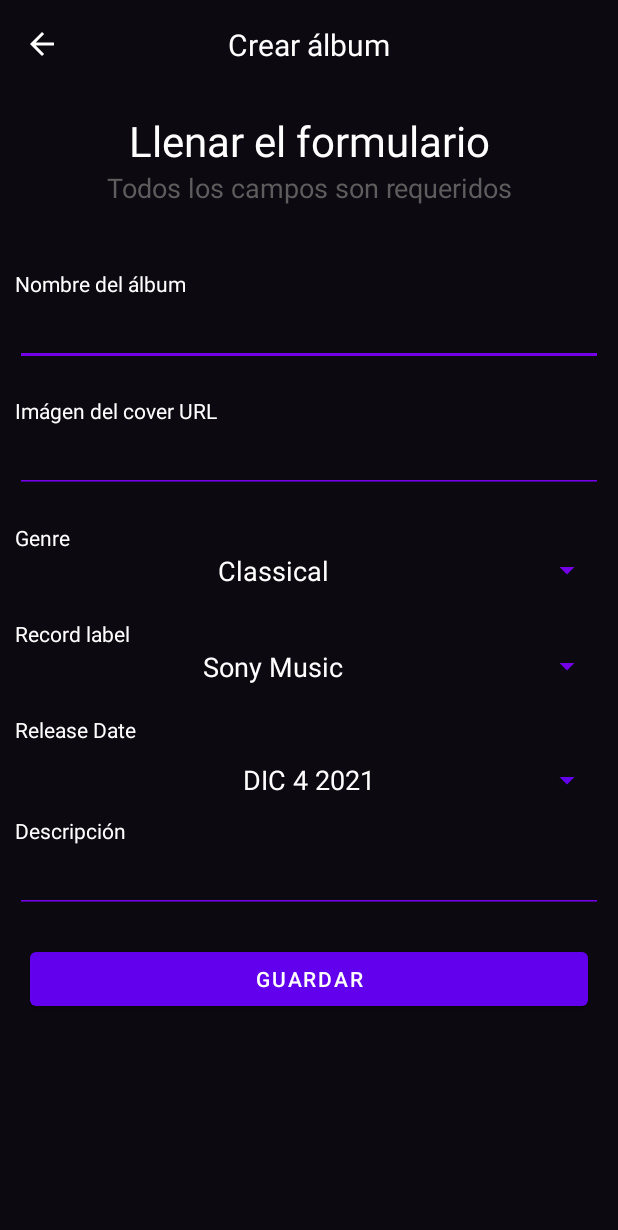
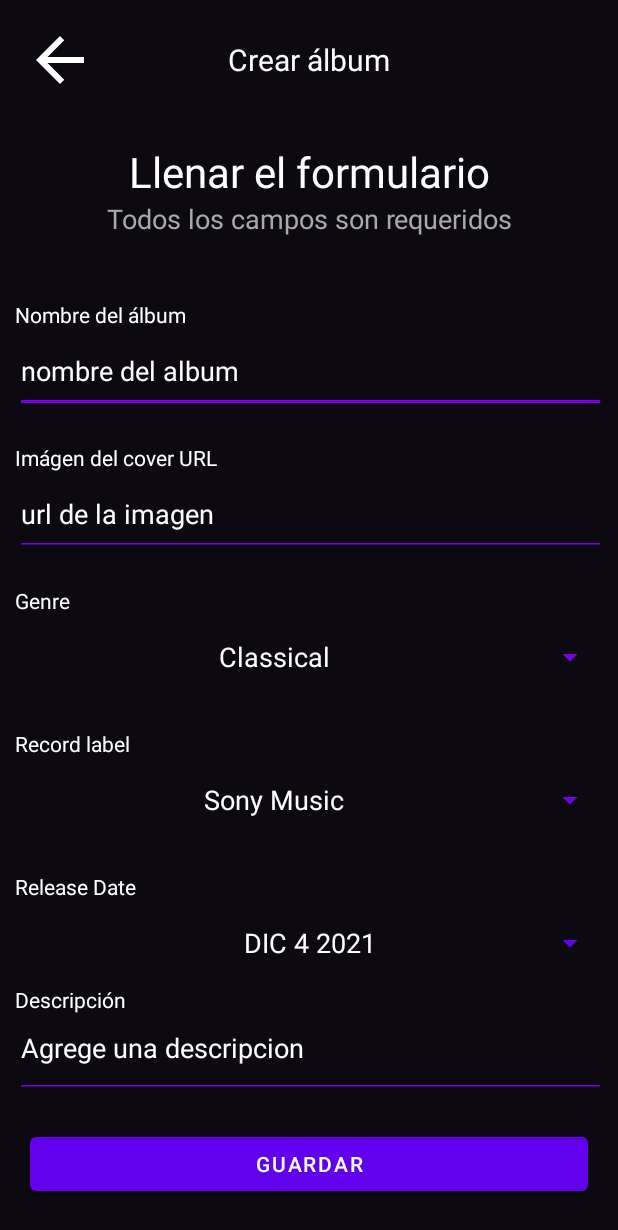
Before and after one commit to ivan1016017/MISOAplicacionesMoviles, an Android app: the CreateAlbumActivity screen opened directly, with no data from a screen before it, on a phone screen of 412 x 824 dp. Shown: the top 1230 px of the screen. Run offline under Robolectric (Android 15) with nearby library versions, the light colour scheme and no system bars.

Commit message:
feature/accesibility Fixed all the suggestions

```diff
--- a/app/src/main/res/layout/activity_create_album.xml
+++ b/app/src/main/res/layout/activity_create_album.xml
@@ -38,7 +38,7 @@
                 android:layout_height="wrap_content"
                 android:textAlignment="center"
                 android:text="@string/create_album_subtitle"
-                android:textColor="@color/grey"
+                android:textColor="@color/grey_contrast"
                 android:textSize="18sp"
                 tools:layout_editor_absoluteX="71dp"
                 tools:layout_editor_absoluteY="72dp" />
@@ -61,18 +61,19 @@
                 android:layout_marginRight="10dp"
                 android:layout_marginLeft="10dp"
                 android:text="@string/nombre_del_lbum" />
+
             <EditText
                 android:id="@+id/etName"
-                android:layout_width="match_parent"
-                android:layout_height="wrap_content"
+                android:layout_width="394dp"
+                android:layout_height="56dp"
+                android:layout_marginLeft="10dp"
+                android:layout_marginRight="10dp"
+                android:layout_marginBottom="20dp"
+                android:hint="@string/nombre_del_album"
                 android:ems="10"
-                android:layout_marginRight="10dp"
-                android:layout_marginLeft="10dp"
                 android:inputType="textPersonName"
                 android:textColor="@color/white"
-                app:backgroundTint="@color/secondary_purple"
-                android:layout_marginBottom="20dp"
-                />
+                app:backgroundTint="@color/secondary_purple" />
 
 
             <TextView
@@ -86,10 +87,11 @@
 
             <EditText
                 android:id="@+id/etCover"
-                android:layout_width="match_parent"
-                android:layout_height="wrap_content"
+                android:layout_width="394dp"
+                android:layout_height="56dp"
                 android:ems="10"
                 android:layout_marginRight="10dp"
+                android:hint="url de la imagen"
                 android:layout_marginLeft="10dp"
                 android:inputType="textPersonName"
                 android:textColor="@color/white"
@@ -108,12 +110,12 @@
 
             <Spinner
                 android:id="@+id/genre_spinner"
-                android:layout_width="match_parent"
+                android:layout_width="394dp"
+                android:layout_height="56dp"
                 android:layout_marginRight="10dp"
                 android:layout_marginLeft="10dp"
                 android:textColor="@color/white"
                 app:backgroundTint="@color/secondary_purple"
-                android:layout_height="wrap_content"
                 android:layout_marginBottom="20dp"
                 />
 
@@ -128,12 +130,12 @@
 
             <Spinner
                 android:id="@+id/record_label_spinner"
-                android:layout_width="match_parent"
+                android:layout_width="394dp"
+                android:layout_height="56dp"
                 android:layout_marginRight="10dp"
                 android:layout_marginLeft="10dp"
                 android:textColor="@color/white"
                 app:backgroundTint="@color/secondary_purple"
-                android:layout_height="wrap_content"
                 android:layout_marginBottom="20dp"
                 />
 
@@ -149,8 +151,8 @@
             <Button
                 android:id="@+id/datePickerButton"
                 style="?android:spinnerStyle"
-                android:layout_width="match_parent"
-                android:layout_height="wrap_content"
+                android:layout_width="394dp"
+                android:layout_height="56dp"
                 android:gravity="center"
                 android:text="JAN 01 2020"
                 android:layout_marginRight="10dp"
@@ -169,8 +171,9 @@
 
             <EditText
                 android:id="@+id/etDescription"
-                android:layout_width="match_parent"
-                android:layout_height="wrap_content"
+                android:layout_width="394dp"
+                android:layout_height="56dp"
+                android:hint="Agrege una descripcion"
                 android:ems="10"
                 android:layout_marginRight="10dp"
                 android:layout_marginLeft="10dp"
--- a/app/src/main/res/layout/activity_main.xml
+++ b/app/src/main/res/layout/activity_main.xml
@@ -28,7 +28,7 @@
         android:layout_height="wrap_content"
         android:textAlignment="center"
         android:text="@string/welcome_heading"
-        android:textColor="#5E5C5C"
+        android:textColor="@color/grey_contrast"
         android:textSize="18sp"
         tools:layout_editor_absoluteX="71dp"
         tools:layout_editor_absoluteY="72dp" />
--- a/app/src/main/res/layout/item_artist.xml
+++ b/app/src/main/res/layout/item_artist.xml
@@ -30,7 +30,7 @@
             android:layout_width="wrap_content"
             android:layout_height="wrap_content"
             tools:text="Soda Estereo"
-            android:textColor="@color/primary_color"
+            android:textColor="@color/grey_contrast"
             android:textSize="18sp"
             android:textStyle="bold"
             />
@@ -43,8 +43,7 @@
             android:ellipsize="end"
             android:maxLines="2"
             android:layout_marginTop="6dp"
-
-            android:textColor="@color/secondary_color"
+            android:textColor="@color/white"
             tools:text="Luego de definir los modelos de datos, es necesario conectar las fuentes de datos del componente encargado de la red con la interfaz gráfica. Para esto, desde Android Studio cree un directorio viewmodels en el código fuente de la aplicación, haga clic derecho en él y con la opción New > Kotlin File/Class agregue un archivo para cada una de las entidades para las cuales creó un modelo, es decir, un ViewModel para los álbumes, otro para los coleccionistas y otro para los comentarios.
 " />
 
--- a/app/src/main/res/layout/item_collector.xml
+++ b/app/src/main/res/layout/item_collector.xml
@@ -39,7 +39,7 @@
                 android:layout_width="80dp"
                 android:layout_height="wrap_content"
                 android:layout_marginTop="10dp"
-                android:textColor="@color/secondary_purple"
+                android:textColor="@color/grey_contrast"
                 tools:text="Telephone" />
 
             <LinearLayout
@@ -53,7 +53,7 @@
                     android:layout_height="wrap_content"
                     android:layout_gravity="end"
                     android:layout_marginTop="10dp"
-                    android:textColor="@color/secondary_purple"
+                    android:textColor="@color/grey_contrast"
                     tools:text="Email" />
 
             </LinearLayout>
--- a/app/src/main/res/layout/item_track.xml
+++ b/app/src/main/res/layout/item_track.xml
@@ -23,7 +23,7 @@
             android:layout_width="wrap_content"
             android:layout_height="wrap_content"
             android:layout_marginTop="36dp"
-            tools:text="Descepciones"
+            tools:text="Decepciones"
             android:textColor="@color/primary_color"
             android:textSize="18sp"
             android:textStyle="bold"
@@ -37,7 +37,7 @@
             android:layout_marginTop="-17dp"
             android:ellipsize="end"
             android:maxLines="2"
-            android:textColor="@color/secondary_color"
+            android:textColor="@color/grey_contrast"
             android:visibility="visible"
             tools:text="09:00" />
 
--- a/app/src/main/res/layout/toolbar.xml
+++ b/app/src/main/res/layout/toolbar.xml
@@ -9,11 +9,11 @@
         android:padding="16dp">
 
         <ImageView
+            android:id="@+id/left_icon"
+            android:layout_width="48dp"
+            android:layout_height="48dp"
+            android:layout_centerVertical="true"
             android:contentDescription="@string/description_Row"
-            android:id="@+id/left_icon"
-            android:layout_width="wrap_content"
-            android:layout_height="wrap_content"
-            android:layout_centerVertical="true"
             android:src="@drawable/ic_baseline_arrow_back_24" />
 
         <TextView
--- a/app/src/main/res/values/colors.xml
+++ b/app/src/main/res/values/colors.xml
@@ -14,5 +14,6 @@
     <color name="green">#5EEECB</color>
     <color name="blue_artist">#5B97F0</color>
     <color name="grey">#5E5C5C</color>
-    <color name="red_error">#ED4337</color>
+    <color name="red_error">#FF0000</color>
+    <color name="grey_contrast">#A9A9A9</color>
 </resources>
--- a/app/src/main/res/values/strings.xml
+++ b/app/src/main/res/values/strings.xml
@@ -25,6 +25,7 @@
     <string name="todo_collector_detail">
       TODO: Comments List
     </string>
+    <string name="add_song">ADDSONG</string>
     <string name="create_album">Crear álbum</string>
     <string name="create_album_title">Llenar el formulario</string>
     <string name="create_album_subtitle">Todos los campos son requeridos</string>
@@ -35,7 +36,6 @@
     <string name="release_date">Release Date</string>
     <string name="descripcion">Descripción</string>
     <string name="guardar">Guardar</string>
-
     <string-array name="genre_array">
         <item>Classical</item>
         <item>Salsa</item>
@@ -50,5 +50,6 @@
         <item>Elektra</item>
         <item>Fania Records</item>
     </string-array>
+    <string name="nombre_del_album">nombre del album</string>
 
 </resources>
```
Also changed, not shown: app/src/main/res/layout/activity_albums_tracks.xml (+6 -4 lines), app/src/main/res/layout/activity_artists_detail.xml (+7 -6 lines), app/src/main/res/layout/activity_detail_album.xml (+7 -6 lines), app/src/main/res/layout/item_album.xml (+4 -5 lines), app/src/main/res/layout/toolbar_artist.xml (+4 -3 lines), app/src/main/res/layout/toolbar_description.xml (+7 -4 lines).
